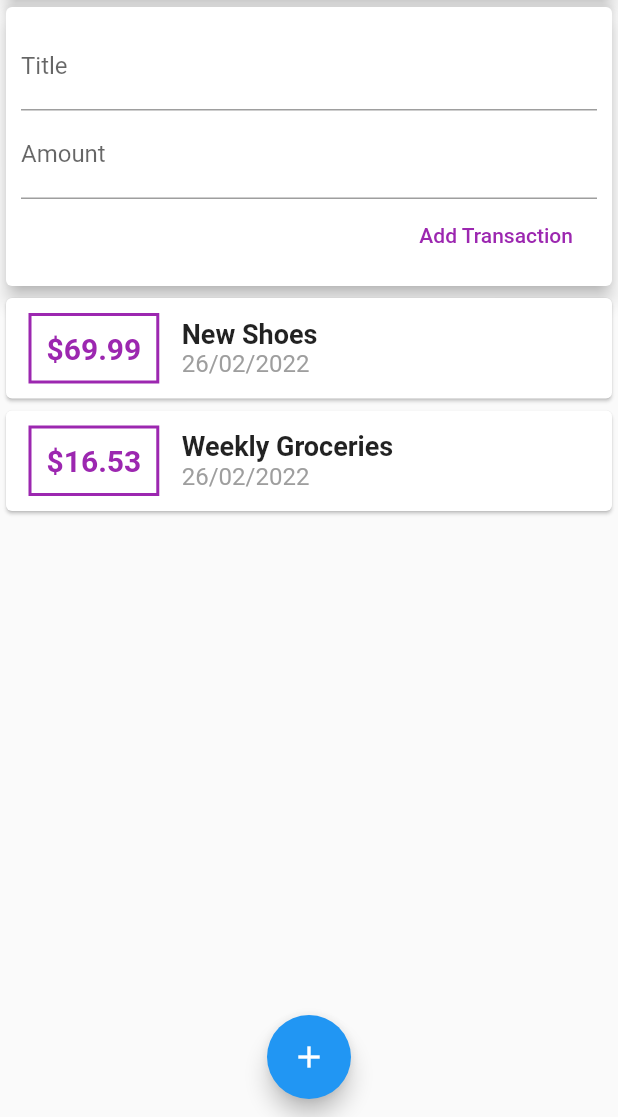
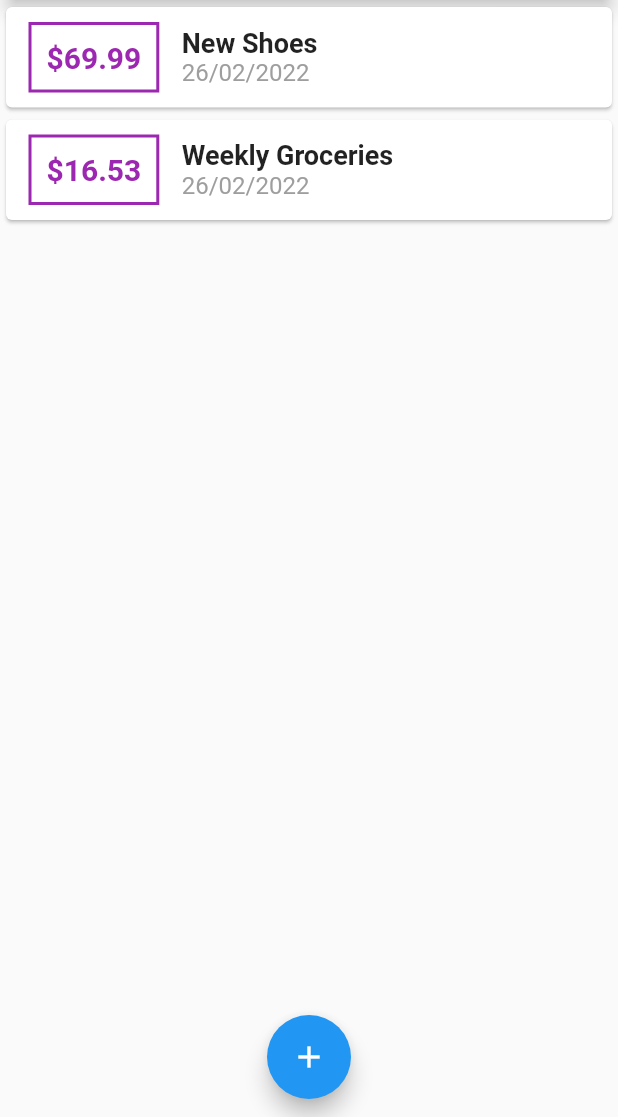
Before and after one commit to MrNasan/FlutterUdemt_ExpensePlanner, a Flutter app: the screen it shows after launch, on a phone screen of 412 x 824 dp, the part 119-1236 px from its top. Run offline on Flutter 3.47's test engine with Material 2 defaults, Android fonts, the phone set to English and light mode, and no system bars.

Commit message:
Make user add new transation hidden and show as ShowModalBottimSheet when tap on add button

```diff
--- a/lib/main.dart
+++ b/lib/main.dart
@@ -1,5 +1,8 @@
 import 'package:flutter/material.dart';
-import './widgets/user_transactions.dart';
+import 'package:flutter_complete_guide/widgets/transaction_list.dart';
+import './widgets/new_transaction.dart';
+import './widgets/transaction_list.dart';
+import './models/transaction.dart';
 
 void main() => runApp(MyApp());
 
@@ -13,19 +16,64 @@ class MyApp extends StatelessWidget {
   }
 }
 
-class MyHomePage extends StatelessWidget {
+class MyHomePage extends StatefulWidget {
+  @override
+  State<MyHomePage> createState() => _MyHomePageState();
+}
+
+class _MyHomePageState extends State<MyHomePage> {
   // String titleInput;
-  // String amountInput;
 
-  final titleController = TextEditingController();
-  final amountController = TextEditingController();
+  final List<Transaction> _userTransations = [
+    Transaction(
+      id: 't1',
+      title: 'New Shoes',
+      amount: 69.99,
+      date: DateTime.now(),
+    ),
+    Transaction(
+      id: 't2',
+      title: 'Weekly Groceries',
+      amount: 16.53,
+      date: DateTime.now(),
+    ),
+  ];
+
+  void _addNewTransaction(String txTitle, double txAmount) {
+    final newTx = Transaction(
+      id: DateTime.now().toString(),
+      title: txTitle,
+      amount: txAmount,
+      date: DateTime.now(),
+    );
+
+    setState(() {
+      _userTransations.add(newTx);
+    });
+  }
+
+  void _startAddNewTransction(BuildContext ctx) {
+    showModalBottomSheet(
+        context: ctx,
+        builder: (_) {
+          return GestureDetector(
+            child: NewTransaction(_addNewTransaction),
+            behavior: HitTestBehavior.opaque,
+            onTap: () {},
+          );
+        });
+  }
 
   @override
   Widget build(BuildContext context) {
     return Scaffold(
       appBar: AppBar(
         title: Text('Flutter App'),
-        actions: <Widget>[IconButton(onPressed: () {}, icon: Icon(Icons.add))],
+        actions: <Widget>[
+          IconButton(
+              onPressed: () => _startAddNewTransction(context),
+              icon: Icon(Icons.add))
+        ],
       ),
       body: SingleChildScrollView(
         child: Column(
@@ -40,14 +88,14 @@ class MyHomePage extends StatelessWidget {
                   elevation: 5,
                 ),
               ),
-              UserTransactions(),
+              TransactionList(_userTransations),
             ]),
       ),
       floatingActionButtonLocation:
           FloatingActionButtonLocation.miniCenterFloat,
       floatingActionButton: FloatingActionButton(
         child: Icon(Icons.add),
-        onPressed: () {},
+        onPressed: () => _startAddNewTransction(context),
       ),
     );
   }
--- a/lib/widgets/user_transactions.dart
+++ /dev/null
@@ -1,49 +0,0 @@
-import 'package:flutter/material.dart';
-import './new_transaction.dart';
-import './transaction_list.dart';
-import '../models/transaction.dart';
-
-class UserTransactions extends StatefulWidget {
-  @override
-  State<UserTransactions> createState() => _UserTransactionsState();
-}
-
-class _UserTransactionsState extends State<UserTransactions> {
-  final List<Transaction> _userTransations = [
-    Transaction(
-      id: 't1',
-      title: 'New Shoes',
-      amount: 69.99,
-      date: DateTime.now(),
-    ),
-    Transaction(
-      id: 't2',
-      title: 'Weekly Groceries',
-      amount: 16.53,
-      date: DateTime.now(),
-    ),
-  ];
-
-  void _addNewTransaction(String txTitle, double txAmount) {
-    final newTx = Transaction(
-      id: DateTime.now().toString(),
-      title: txTitle,
-      amount: txAmount,
-      date: DateTime.now(),
-    );
-
-    setState(() {
-      _userTransations.add(newTx);
-    });
-  }
-
-  @override
-  Widget build(BuildContext context) {
-    return Column(
-      children: <Widget>[
-        NewTransaction(_addNewTransaction),
-        TransactionList(_userTransations),
-      ],
-    );
-  }
-}
```
